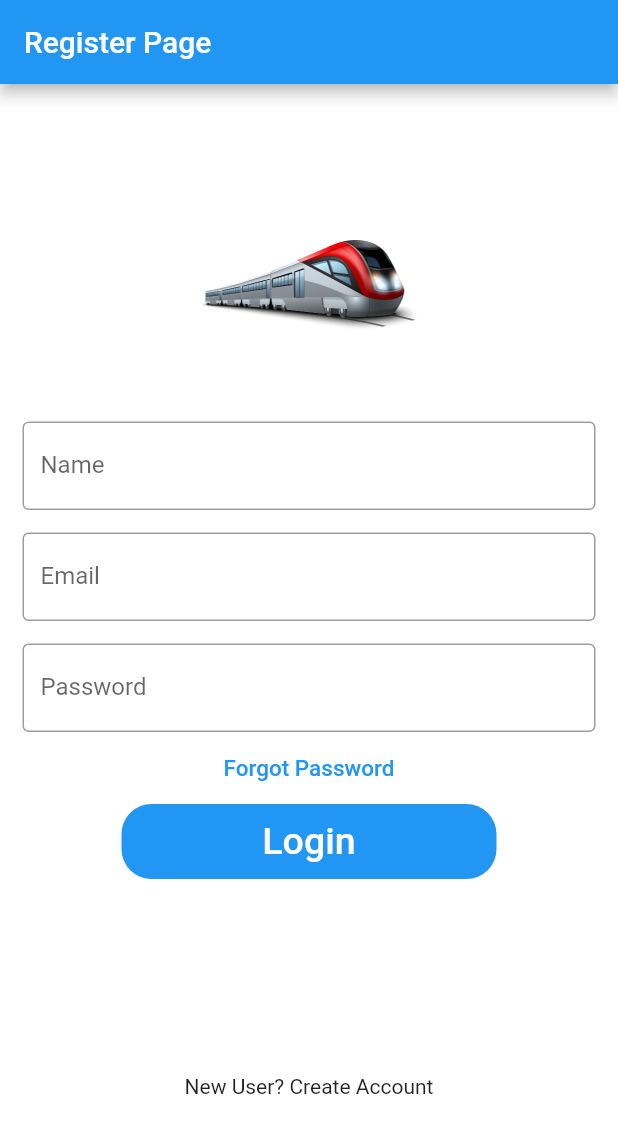
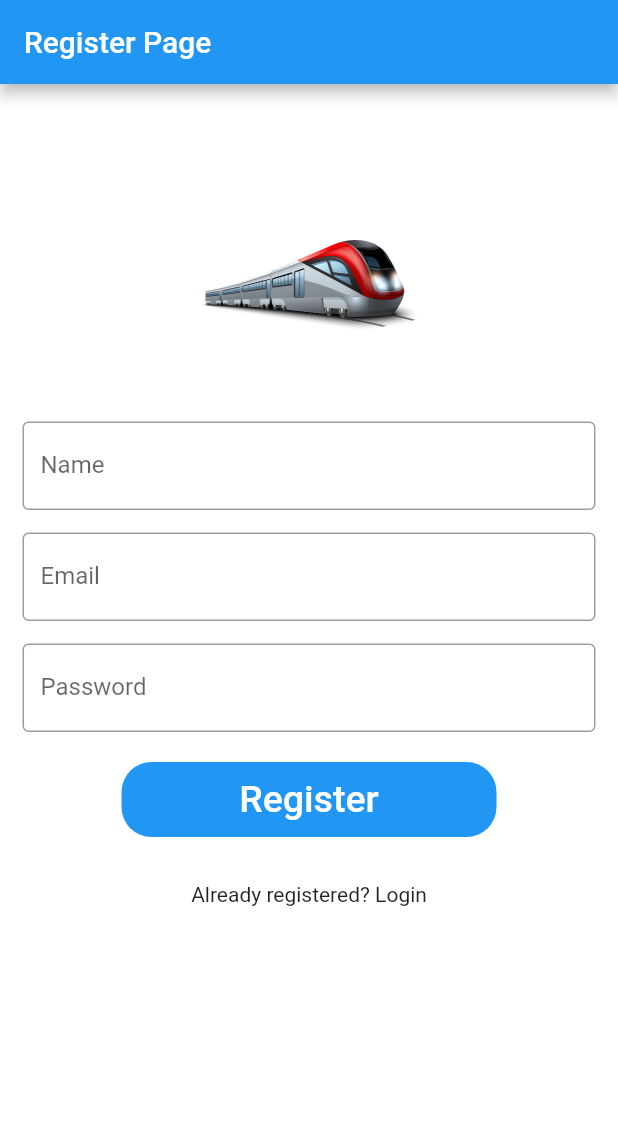
Before and after one commit to sajithapislk/Thiran---Sri-Lanka-Railway-System, a Flutter app: the screen it shows after launch, on a phone screen of 412 x 824 dp. Shown: the top 1133 px of the screen. Run offline on Flutter 3.47's test engine with Material 2 defaults, Android fonts, the phone set to English and light mode, and no system bars.

Commit message:
Update RegisterScreen.dart

```diff
--- a/app/lib/Screens/RegisterScreen.dart
+++ b/app/lib/Screens/RegisterScreen.dart
@@ -61,16 +61,8 @@ class _RegisterScreenState extends State<RegisterScreen> {
                     hintText: 'Enter secure password'),
               ),
             ),
-            TextButton(
-              onPressed: (){
-                //TODO FORGOT PASSWORD SCREEN GOES HERE
-              },
-              child: Text(
-                'Forgot Password',
-                style: TextStyle(color: Colors.blue, fontSize: 15),
-              ),
-            ),
             Container(
+              margin: EdgeInsets.only(top: 20),
               height: 50,
               width: 250,
               decoration: BoxDecoration(
@@ -80,15 +72,15 @@ class _RegisterScreenState extends State<RegisterScreen> {
 
                 },
                 child: Text(
-                  'Login',
+                  'Register',
                   style: TextStyle(color: Colors.white, fontSize: 25),
                 ),
               ),
             ),
             SizedBox(
-              height: 130,
+              height: 30,
             ),
-            Text('New User? Create Account')
+            Text('Already registered? Login')
           ],
         ),
       ),
```
